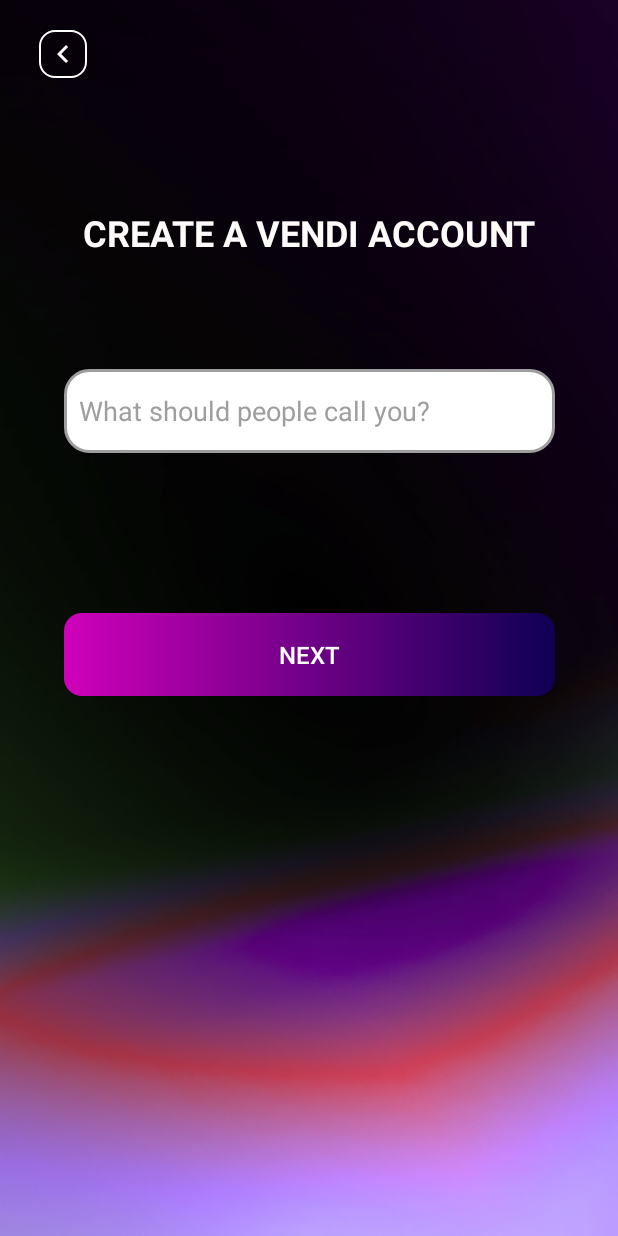
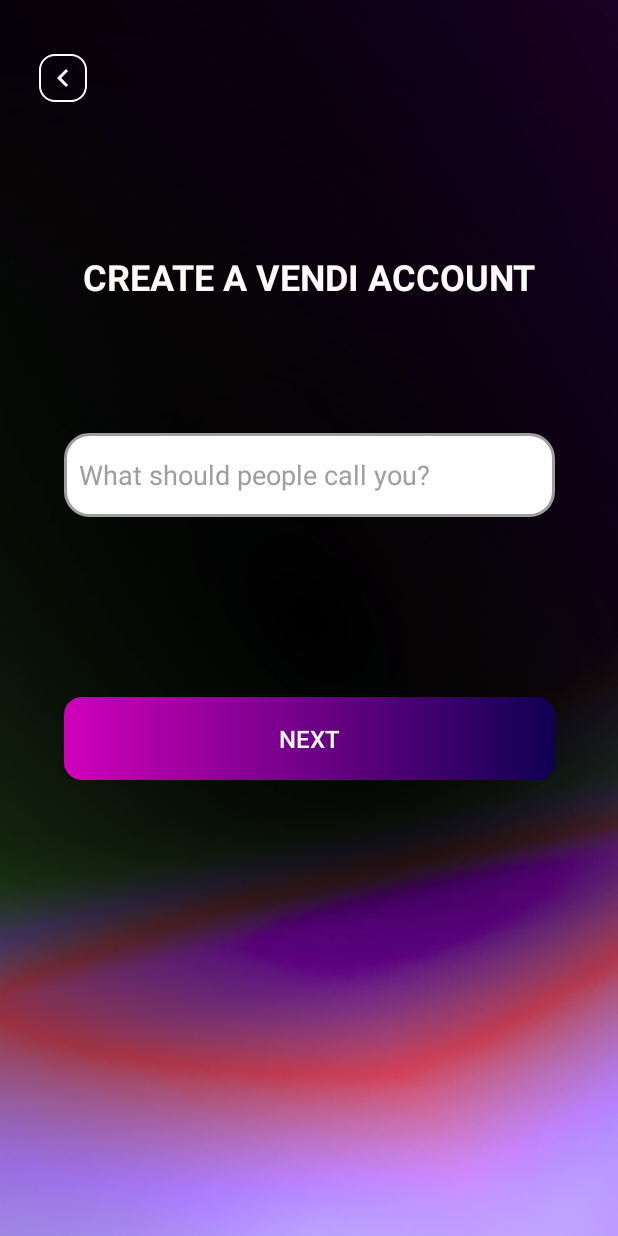
Before and after one commit to JPPdp/VendiApp, an Android app: the RegistrationActivity screen opened directly, with no data from a screen before it, on a phone screen of 412 x 824 dp. Run offline under Robolectric (Android 15) with nearby library versions, the phone set to English and light mode, and no system bars.

Commit message:
Registration UI Part 2

```diff
--- a/Vendi/app/src/main/java/com/example/vendiapp/MainActivity.kt
+++ b/Vendi/app/src/main/java/com/example/vendiapp/MainActivity.kt
@@ -5,8 +5,9 @@ import android.os.Bundle
 import android.widget.Button
 import androidx.appcompat.app.AppCompatActivity
 
+class MainActivity : AppCompatActivity() {
 
-class MainActivity : AppCompatActivity() {
+
     override fun onCreate(savedInstanceState: Bundle?) {
         super.onCreate(savedInstanceState)
         setContentView(R.layout.activity_main)
--- a/Vendi/app/src/main/java/com/example/vendiapp/RegistrationActivity.kt
+++ b/Vendi/app/src/main/java/com/example/vendiapp/RegistrationActivity.kt
@@ -1,20 +1,18 @@
 package com.example.vendiapp
 
 import android.os.Bundle
-import androidx.activity.enableEdgeToEdge
 import androidx.appcompat.app.AppCompatActivity
-import androidx.core.view.ViewCompat
-import androidx.core.view.WindowInsetsCompat
+import androidx.fragment.app.FragmentManager
 
 class RegistrationActivity : AppCompatActivity() {
+
+    private lateinit var fragmentManager: FragmentManager
+
     override fun onCreate(savedInstanceState: Bundle?) {
         super.onCreate(savedInstanceState)
-        enableEdgeToEdge()
         setContentView(R.layout.activity_registration)
-        ViewCompat.setOnApplyWindowInsetsListener(findViewById(R.id.main)) { v, insets ->
-            val systemBars = insets.getInsets(WindowInsetsCompat.Type.systemBars())
-            v.setPadding(systemBars.left, systemBars.top, systemBars.right, systemBars.bottom)
-            insets
-        }
+
+        supportFragmentManager.beginTransaction().replace(R.id.fgtContainer,RegistrationFragment1()).commit()
+
     }
 }
--- /dev/null
+++ b/Vendi/app/src/main/java/com/example/vendiapp/RegistrationFragment1.kt
@@ -0,0 +1,31 @@
+package com.example.vendiapp
+
+import android.os.Bundle
+import androidx.fragment.app.Fragment
+import android.view.LayoutInflater
+import android.view.View
+import android.view.ViewGroup
+import android.widget.Button
+
+
+class RegistrationFragment1 : Fragment() {
+
+    override fun onCreateView(
+        inflater: LayoutInflater, container: ViewGroup?,
+        savedInstanceState: Bundle?
+    ): View? {
+        // Inflate the layout for this fragment
+        val view = inflater.inflate(R.layout.fragment_registration1, container, false)
+
+        val btnNext: Button = view.findViewById(R.id.btnNext)
+        btnNext.setOnClickListener {
+            val fragment = RegistrationFragment2()
+            parentFragmentManager.beginTransaction()
+                .replace(R.id.fgtContainer, fragment)
+                .addToBackStack(null) // Allows user to navigate back
+                .commit()
+        }
+        return view
+    }
+
+}
--- a/Vendi/app/src/main/res/layout/activity_registration.xml
+++ b/Vendi/app/src/main/res/layout/activity_registration.xml
@@ -6,6 +6,7 @@
     android:layout_width="match_parent"
     android:layout_height="match_parent"
     android:background="@drawable/bgvendi"
+    android:paddingTop="16dp"
     tools:context=".RegistrationActivity">
 
     <RelativeLayout
@@ -37,62 +38,13 @@
 
     </RelativeLayout>
 
-    <androidx.constraintlayout.widget.ConstraintLayout
-        android:id="@+id/constraintLayout"
+    <androidx.fragment.app.FragmentContainerView
+        android:id="@+id/fgtContainer"
         android:layout_width="match_parent"
-        android:layout_height="400dp"
-        app:layout_constraintEnd_toEndOf="parent"
+        android:layout_height="480dp"
+        app:layout_constraintEnd_toStartOf="@+id/relativeLayout"
         app:layout_constraintHorizontal_bias="0.5"
-        app:layout_constraintStart_toStartOf="parent"
-        app:layout_constraintTop_toBottomOf="@+id/relativeLayout">
-
-        <TextView
-            android:id="@+id/textView"
-            android:layout_width="wrap_content"
-            android:layout_height="wrap_content"
-            android:background="@color/trans"
-            android:text="CREATE A VENDI ACCOUNT"
-            android:textColor="@color/textcolor"
-            android:textSize="24sp"
-            android:textStyle="bold"
-            app:layout_constraintBottom_toTopOf="@+id/etCall"
-            app:layout_constraintEnd_toEndOf="parent"
-            app:layout_constraintHorizontal_bias="0.5"
-            app:layout_constraintStart_toStartOf="parent"
-            app:layout_constraintTop_toTopOf="parent"
-            app:layout_constraintVertical_bias="0.5" />
-
-        <EditText
-            android:id="@+id/etCall"
-            android:layout_width="327dp"
-            android:layout_height="56dp"
-            android:layout_marginBottom="32dp"
-            android:background="@drawable/rounded_border"
-            android:gravity="start|center_vertical"
-            android:hint="What should people call you?"
-            android:paddingStart="10dp"
-            android:paddingEnd="10dp"
-            android:inputType="text"
-            android:autofillHints="username"
-            android:textColorHint="@color/grey"
-            app:layout_constraintBottom_toTopOf="@+id/btnNext"
-            app:layout_constraintEnd_toEndOf="@+id/textView"
-            app:layout_constraintStart_toStartOf="@id/textView"
-            app:layout_constraintTop_toBottomOf="@+id/textView"
-            app:layout_constraintVertical_bias="0.5" />
-
-        <androidx.appcompat.widget.AppCompatButton
-            android:id="@+id/btnNext"
-            android:layout_width="327dp"
-            android:layout_height="55dp"
-            android:background="@drawable/button_gradient"
-            android:text="Next"
-            android:textColor="@color/white"
-            android:textSize="16sp"
-            app:layout_constraintBottom_toBottomOf="parent"
-            app:layout_constraintEnd_toEndOf="@id/etCall"
-            app:layout_constraintStart_toStartOf="@id/etCall" />
-
-    </androidx.constraintlayout.widget.ConstraintLayout>
+        app:layout_constraintStart_toEndOf="@+id/relativeLayout"
+        app:layout_constraintTop_toBottomOf="@+id/relativeLayout" />
 
 </androidx.constraintlayout.widget.ConstraintLayout>
--- /dev/null
+++ b/Vendi/app/src/main/res/layout/fragment_registration1.xml
@@ -0,0 +1,63 @@
+<?xml version="1.0" encoding="utf-8"?>
+<FrameLayout xmlns:android="http://schemas.android.com/apk/res/android"
+    xmlns:tools="http://schemas.android.com/tools"
+    android:layout_width="match_parent"
+    android:layout_height="match_parent"
+    android:id="@+id/fgtContainer"
+    xmlns:app="http://schemas.android.com/apk/res-auto"
+    tools:context=".RegistrationFragment1">
+
+        <androidx.constraintlayout.widget.ConstraintLayout
+            android:layout_width="match_parent"
+            android:layout_height="440dp">
+
+                <TextView
+                    android:id="@+id/textView"
+                    android:layout_width="wrap_content"
+                    android:layout_height="wrap_content"
+                    android:background="@color/trans"
+                    android:text="CREATE A VENDI ACCOUNT"
+                    android:textColor="@color/textcolor"
+                    android:textSize="24sp"
+                    android:textStyle="bold"
+                    app:layout_constraintBottom_toTopOf="@+id/etCall"
+                    app:layout_constraintEnd_toEndOf="parent"
+                    app:layout_constraintHorizontal_bias="0.5"
+                    app:layout_constraintStart_toStartOf="parent"
+                    app:layout_constraintTop_toTopOf="parent"
+                    app:layout_constraintVertical_bias="0.5" />
+
+                <EditText
+                    android:id="@+id/etCall"
+                    android:layout_width="327dp"
+                    android:layout_height="56dp"
+                    android:layout_marginBottom="32dp"
+                    android:background="@drawable/rounded_border"
+                    android:gravity="start|center_vertical"
+                    android:hint="What should people call you?"
+                    android:paddingStart="10dp"
+                    android:paddingEnd="10dp"
+                    android:inputType="text"
+                    android:autofillHints="username"
+                    android:textColorHint="@color/grey"
+                    app:layout_constraintBottom_toTopOf="@+id/btnNext"
+                    app:layout_constraintEnd_toEndOf="@+id/textView"
+                    app:layout_constraintStart_toStartOf="@id/textView"
+                    app:layout_constraintTop_toBottomOf="@+id/textView"
+                    app:layout_constraintVertical_bias="0.5" />
+
+                <androidx.appcompat.widget.AppCompatButton
+                    android:id="@+id/btnNext"
+                    android:layout_width="327dp"
+                    android:layout_height="55dp"
+                    android:background="@drawable/button_gradient"
+                    android:text="Next"
+                    android:textColor="@color/white"
+                    android:textSize="16sp"
+                    app:layout_constraintBottom_toBottomOf="parent"
+                    app:layout_constraintEnd_toEndOf="@id/etCall"
+                    app:layout_constraintStart_toStartOf="@id/etCall" />
+
+        </androidx.constraintlayout.widget.ConstraintLayout>
+
+</FrameLayout>
--- a/Vendi/app/src/main/res/values/strings.xml
+++ b/Vendi/app/src/main/res/values/strings.xml
@@ -1,3 +1,5 @@
 <resources>
     <string name="app_name">Vendi App</string>
+    <!-- TODO: Remove or change this placeholder text -->
+    <string name="hello_blank_fragment">Hello blank fragment</string>
 </resources>
```
Also changed, not shown: Vendi/app/src/main/java/com/example/vendiapp/RegistrationFragment2.kt (added, +31 -0 lines), Vendi/app/src/main/res/layout/fragment_registration2.xml (added, +62 -0 lines).
